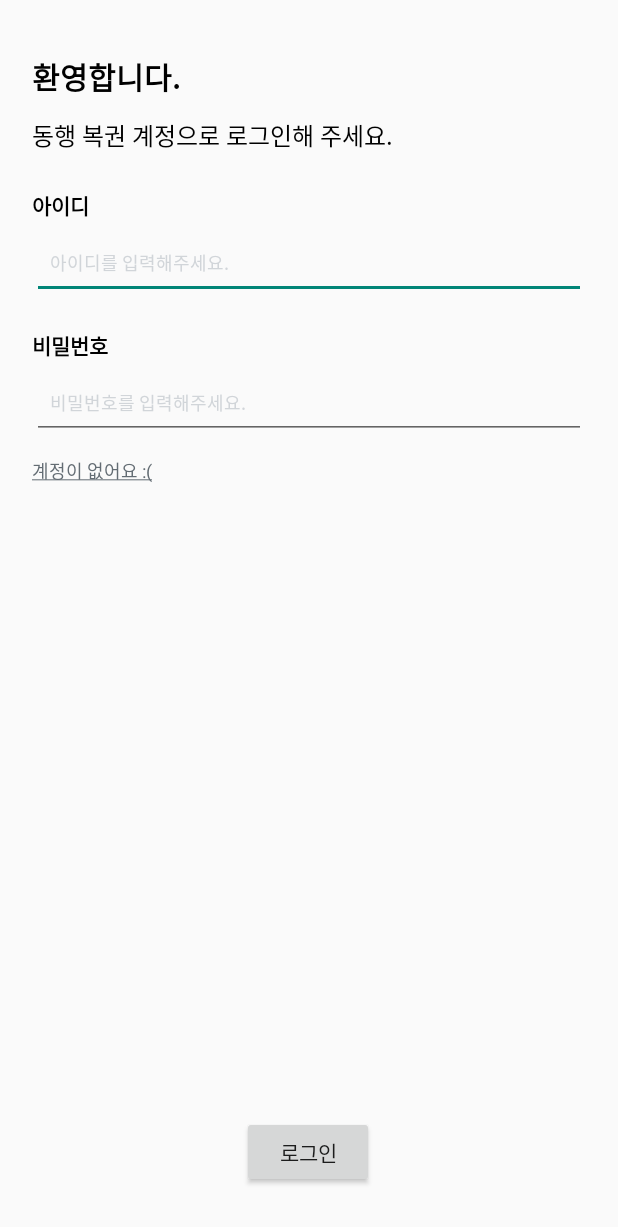
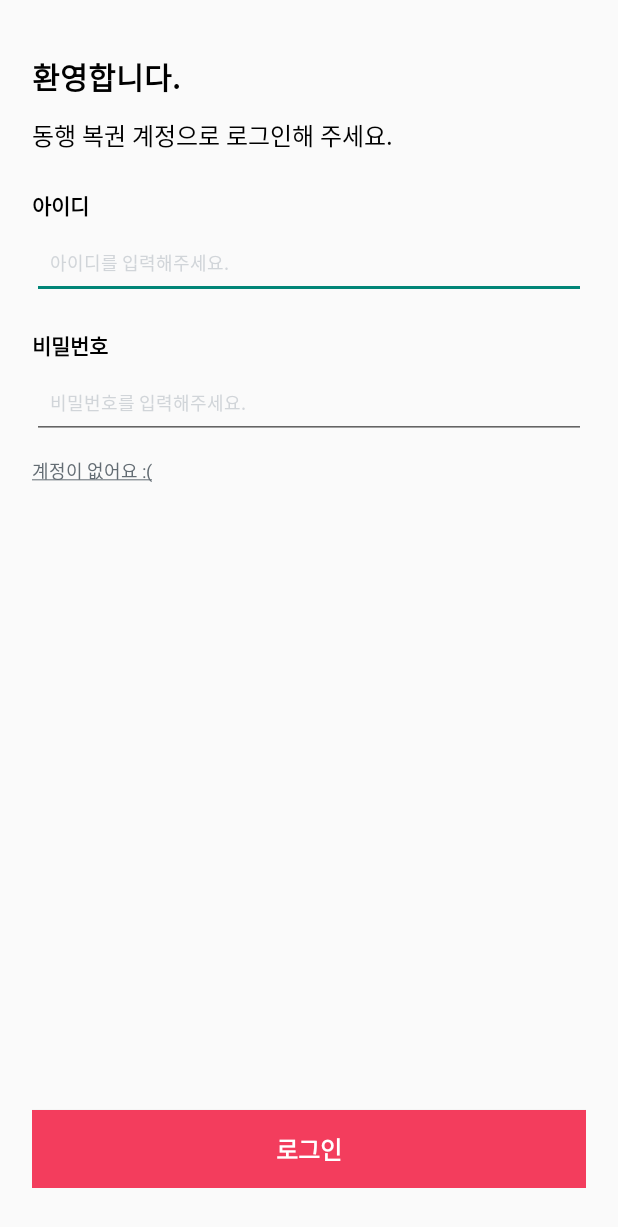
Before and after one commit to identity16/Autto_android, an Android app: the LoginActivity screen opened directly, with no data from a screen before it, on a phone screen of 412 x 824 dp. Shown: the top 1227 px of the screen. Run offline under Robolectric (Android 15) with nearby library versions, the phone set to English and light mode, and no system bars.

Commit message:
Change: Login button color to primary color

```diff
--- a/app/src/main/res/layout/activity_login.xml
+++ b/app/src/main/res/layout/activity_login.xml
@@ -12,13 +12,17 @@
 
     <Button
         android:id="@+id/btnLogin"
-        android:layout_width="wrap_content"
-        android:layout_height="wrap_content"
+        android:layout_width="match_parent"
+        android:layout_height="52dp"
+        android:background="#f33d5d"
         android:text="@string/login"
+        android:textColor="@color/white"
+        android:textSize="16sp"
+        android:textStyle="bold"
         app:layout_constraintBottom_toBottomOf="parent"
         app:layout_constraintEnd_toEndOf="parent"
-        app:layout_constraintHorizontal_bias="0.498"
-        app:layout_constraintStart_toStartOf="parent" />
+        app:layout_constraintStart_toStartOf="parent"
+        tools:ignore="TextContrastCheck" />
 
     <TextView
         android:id="@+id/textView"
@@ -84,6 +88,7 @@
         android:layout_width="wrap_content"
         android:layout_height="wrap_content"
         android:layout_marginTop="20dp"
+        android:elevation="0dp"
         android:text="@string/login_label_pw"
         android:textColor="@color/black"
         android:textStyle="bold"
```
